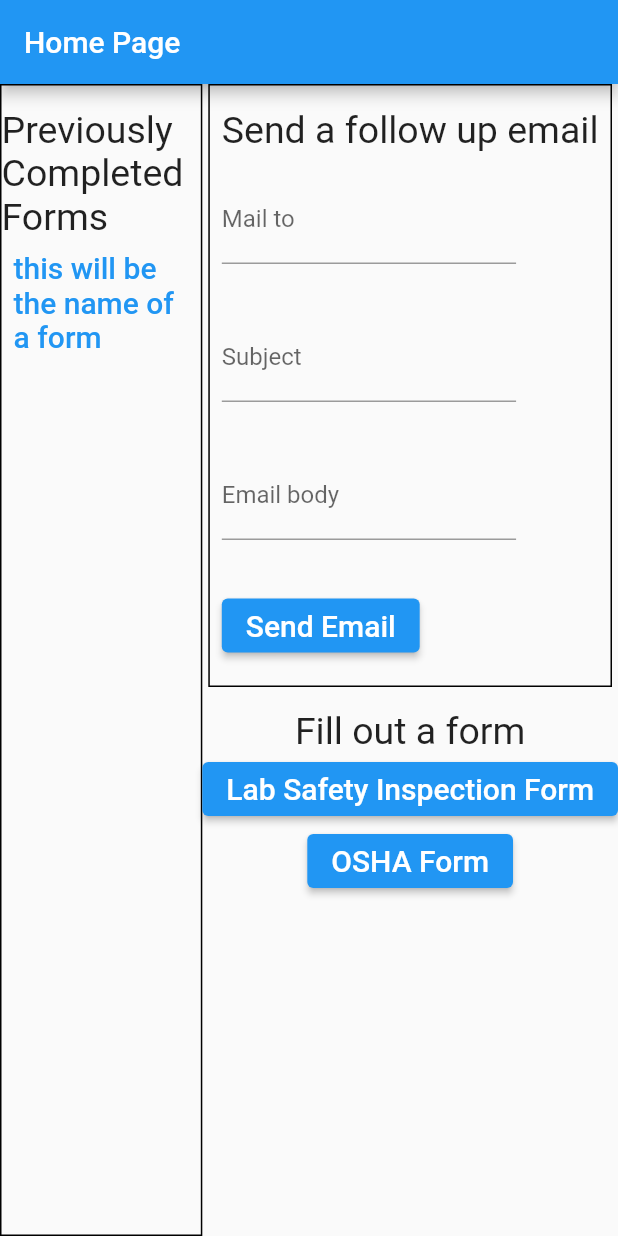
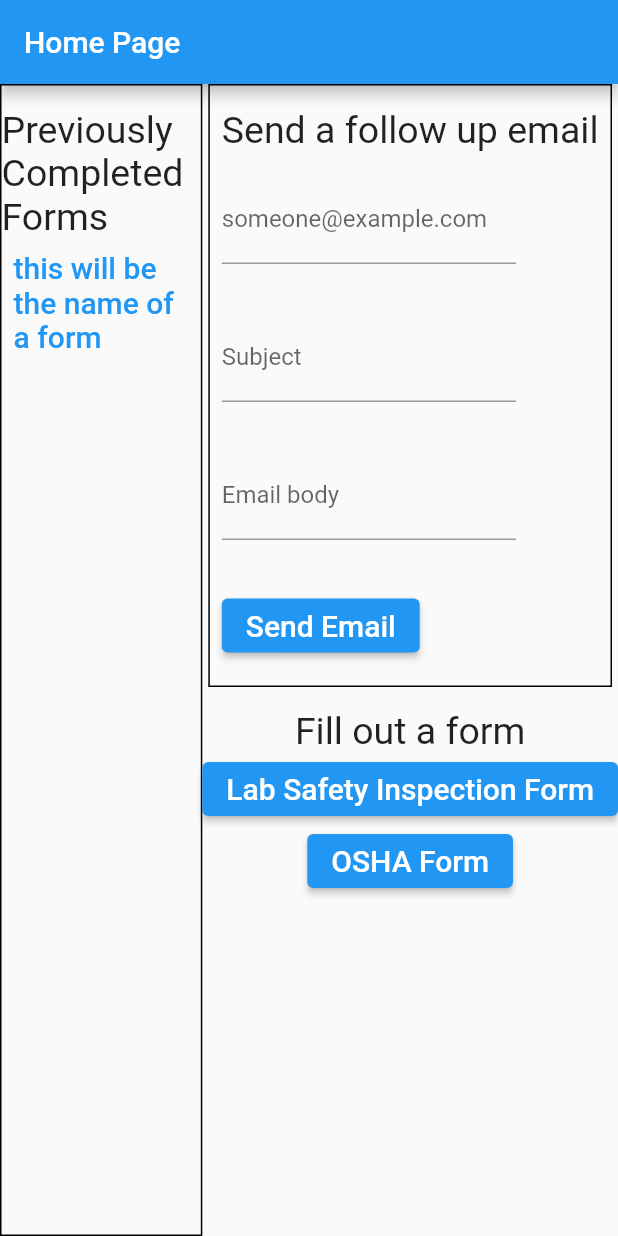
Before and after one commit to rhinroy2001/Event-Recorder, a Flutter app: the screen it shows after launch, on a phone screen of 412 x 824 dp. Run offline on Flutter 3.47's test engine with Material 2 defaults, Android fonts, the phone set to English and light mode, and no system bars; our stand-ins replace firebase_core, firebase_storage, flutter_svg, image_picker, pdf, printing and 1 more; accounts and stored records are empty.

Commit message:
Suggested changes by paul

```diff
--- a/lib/labInspectionForm/uploadphoto.dart
+++ b/lib/labInspectionForm/uploadphoto.dart
@@ -23,7 +23,7 @@ class UploadPhotoState extends State<UploadPhoto> {
   // }R
 
   Future<void> _onImageButtonPressed(ImageSource source) async {
-    final firebaseStorage = FirebaseStorage.instance;
+    //final firebaseStorage = FirebaseStorage.instance;
     final ImagePicker picker = ImagePicker();
     XFile? image;
     // await Permission.photos.request();
--- a/lib/main.dart
+++ b/lib/main.dart
@@ -163,7 +163,7 @@ class _MyHomePageState extends State<MyHomePage> {
                               controller: mailToController,
                               decoration: const InputDecoration(
                                 border: UnderlineInputBorder(),
-                                labelText: 'Mail to',
+                                labelText: 'someone@example.com',
                               ),
                             ),
                           ),
@@ -196,7 +196,7 @@ class _MyHomePageState extends State<MyHomePage> {
                               decoration: const InputDecoration(
                                 border: UnderlineInputBorder(),
                                 labelText: 'Email body',
-                                hintText: 'someone@example.com',
+                                hintText: 'Enter Text',
                               ),
                             ),
                           ),
```
Also changed, not shown: lib/OSHAForm/OSHAForm.dart (+14 -5 lines).
